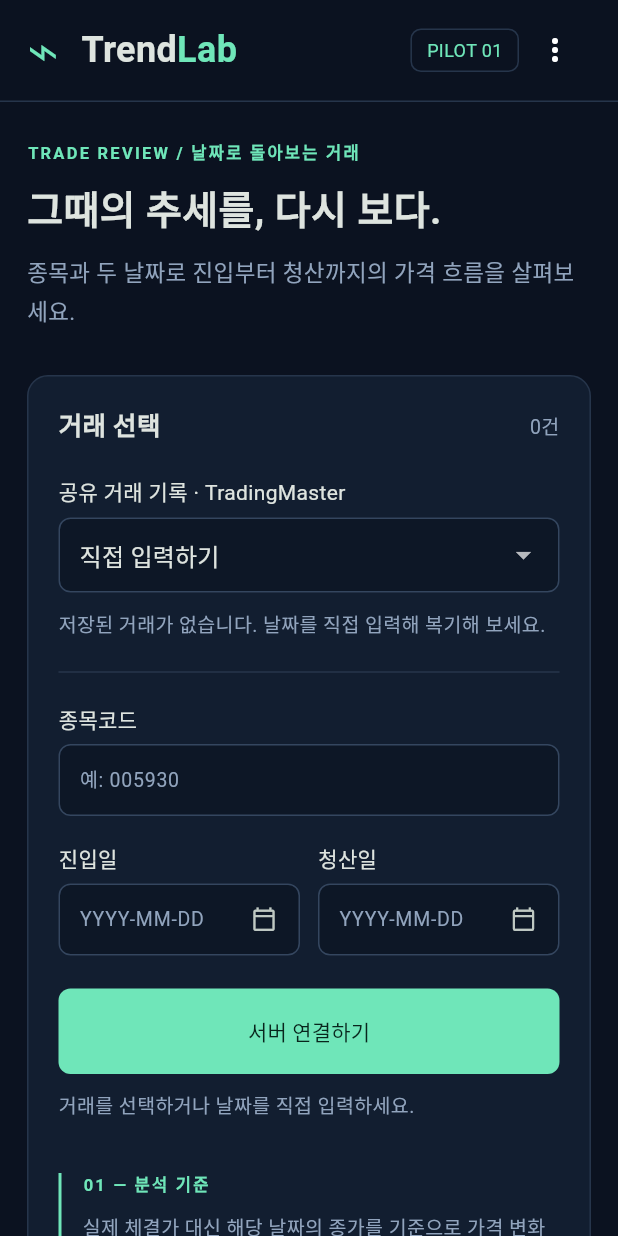
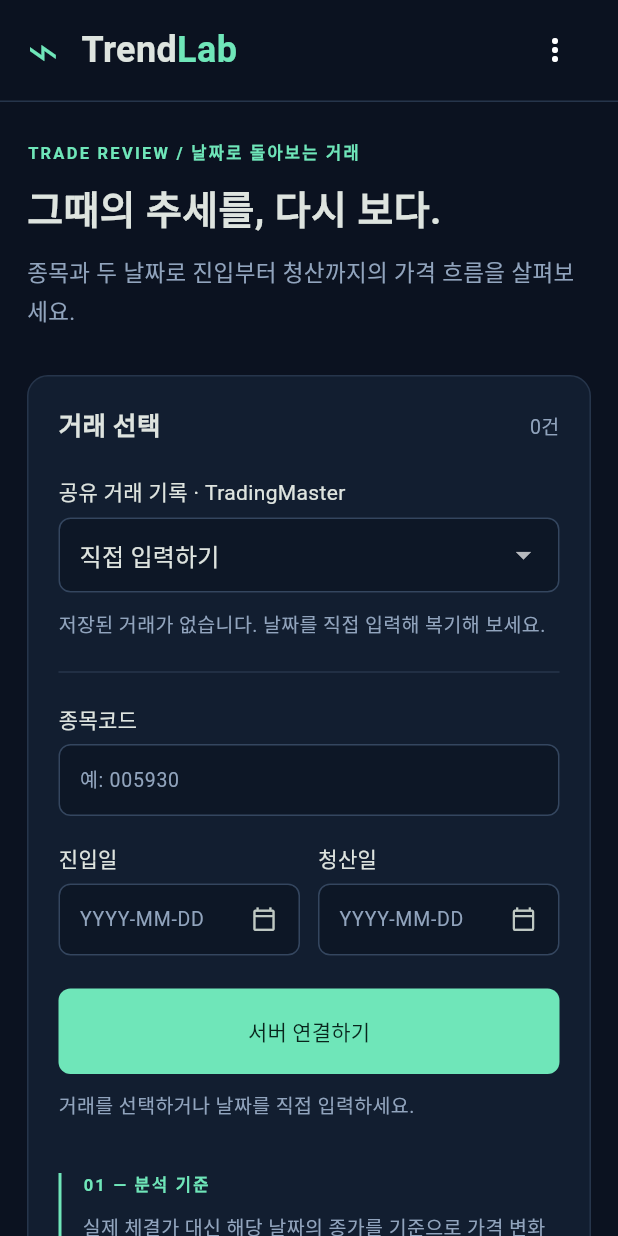
Before and after one commit to hbb7896/my-trading-app, a Flutter app: the SitesReview screen opened directly with empty values, on a phone screen of 412 x 824 dp. Run offline on Flutter 3.47's test engine with Material 3 defaults, Android fonts, the phone set to English and light mode, and no system bars; our stand-ins replace shared_preferences, supabase_flutter; missing offline and left inert: file_selector; accounts and stored records are empty; network calls fail.

Commit message:
Remove pilot badge from Trend Lab header

```diff
--- a/apps/trend_lab_flutter/lib/sites_review.dart
+++ b/apps/trend_lab_flutter/lib/sites_review.dart
@@ -471,7 +471,6 @@ class _SitesReviewState extends State<SitesReview> {
                       note('나의 추세추종 복기', size: 14),
                     ],
                     const Spacer(),
-                    pill('PILOT 01'),
                     PopupMenuButton<String>(
                       tooltip: '기록 관리 및 샘플',
                       onSelected: (action) {
```
